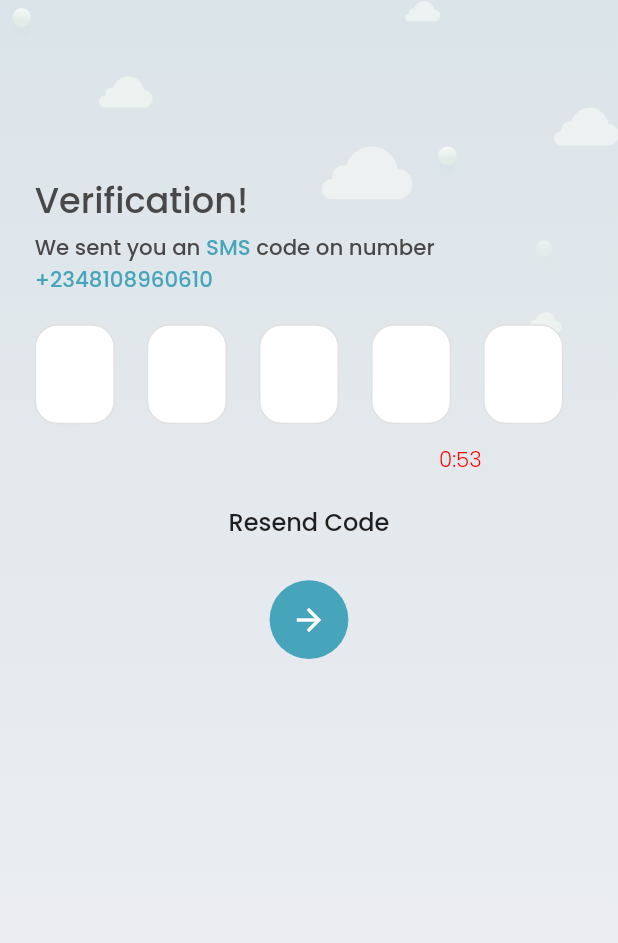
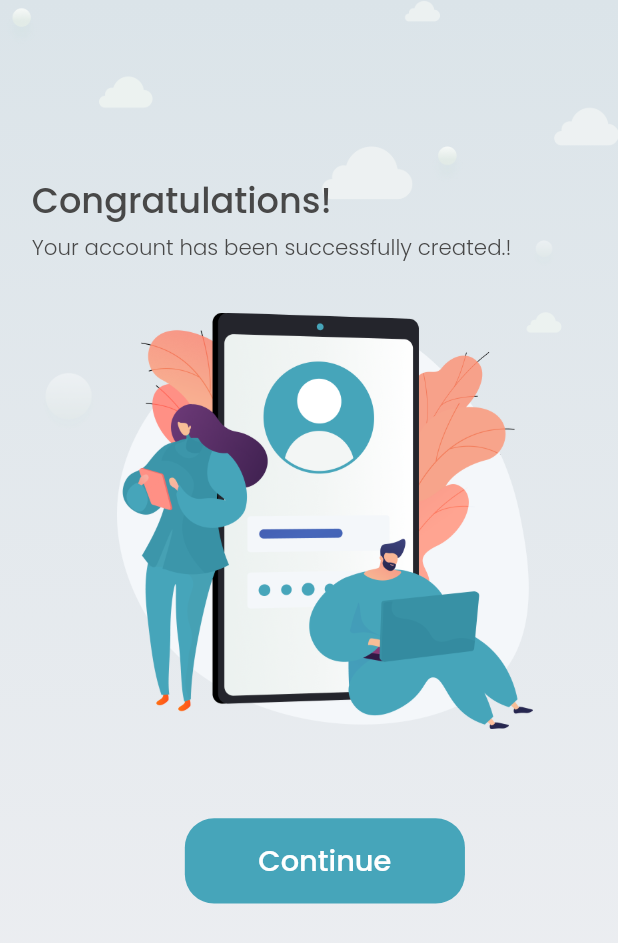
Before and after one commit to FUSION-FUSION/Mobile-Assessment-Flutter, a Flutter app: the screen it shows after launch, on a phone screen of 412 x 824 dp. Shown: the top 943 px of the screen. Run offline on Flutter 3.47's test engine with Material 2 defaults, Android fonts, the light colour scheme and no system bars; drawn by our look-alikes of pinput; our stand-ins replace get, google_fonts.

Commit message:
finished with success page and refactored text container

```diff
--- a/lib/main.dart
+++ b/lib/main.dart
@@ -1,6 +1,6 @@
 import 'package:flutter/material.dart';
 import 'package:get/get.dart';
-import 'package:mobile_assessment_flutter/screens/auth/verification_page.dart';
+import 'package:mobile_assessment_flutter/screens/auth/account_success.dart';
 
 void main() {
   runApp(const MyApp());
@@ -26,7 +26,7 @@ class MyApp extends StatelessWidget {
         // is not restarted.
         primarySwatch: Colors.blue,
       ),
-      home: const VerificationPage(),
+      home: const AccountSuccess(),
     );
   }
 }
--- /dev/null
+++ b/lib/screens/auth/account_success.dart
@@ -0,0 +1,50 @@
+import 'package:flutter/material.dart';
+import 'package:mobile_assessment_flutter/utils/dimensions.dart';
+import 'package:mobile_assessment_flutter/widgets/app_text.dart';
+import 'package:mobile_assessment_flutter/widgets/gradient_background.dart';
+import 'package:mobile_assessment_flutter/widgets/text_container.dart';
+
+class AccountSuccess extends StatelessWidget {
+  const AccountSuccess({Key? key}) : super(key: key);
+
+  @override
+  Widget build(BuildContext context) {
+    return GradientBackground(
+      child: Scaffold(
+        backgroundColor: Colors.transparent,
+        body: Padding(
+          padding: EdgeInsets.only(
+              top: Dimensions.sizeHeightPercent(130),
+              left: Dimensions.sizeWidthPercent(22)),
+          child: Column(
+            crossAxisAlignment: CrossAxisAlignment.center,
+            children: [
+              Align(
+                  alignment: Alignment.topLeft,
+                  child: AppText(
+                    text: 'Congratulations!',
+                    size: 26.33,
+                    bold: true,
+                  )),
+              SizedBox(height: Dimensions.sizeHeightPercent(4)),
+              Align(
+                  alignment: Alignment.topLeft,
+                  child: AppText(
+                    text: 'Your account has been successfully created.!',
+                    size: 16,
+                  )),
+              SizedBox(height: Dimensions.sizeHeightPercent(37.44)),
+              SizedBox(
+                height: Dimensions.sizeHeightPercent(312),
+                width: Dimensions.sizeWidthPercent(312),
+                child: Image.asset('assets/images/ic-congratulations.png'),
+              ),
+              SizedBox(height: Dimensions.sizeHeightPercent(66.59)),
+              TextContainer(text: 'Continue', width: 194, height: 64),
+            ],
+          ),
+        ),
+      ),
+    );
+  }
+}
--- a/lib/widgets/text_container.dart
+++ b/lib/widgets/text_container.dart
@@ -34,7 +34,7 @@ class TextContainer extends StatelessWidget {
       child: Center(
         child: AppText(
           text: text,
-          size: size,
+          size: Dimensions.sizeHeightPercent(size),
           color: textColor,
           bold: true,
         ),
```
